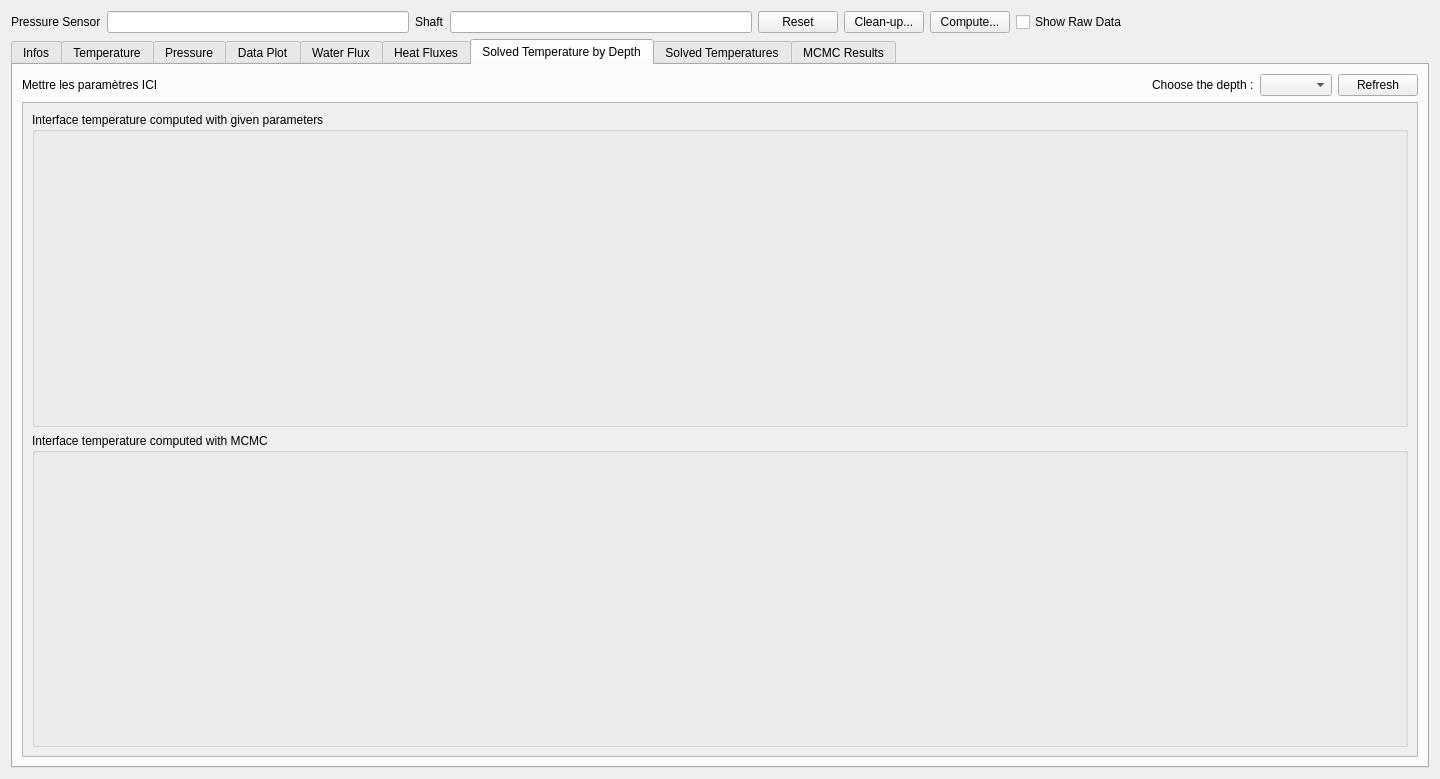
Old version of the form molonaviz/widgetpoint.ui in the repository SandraClodion/projet_molonaviz.
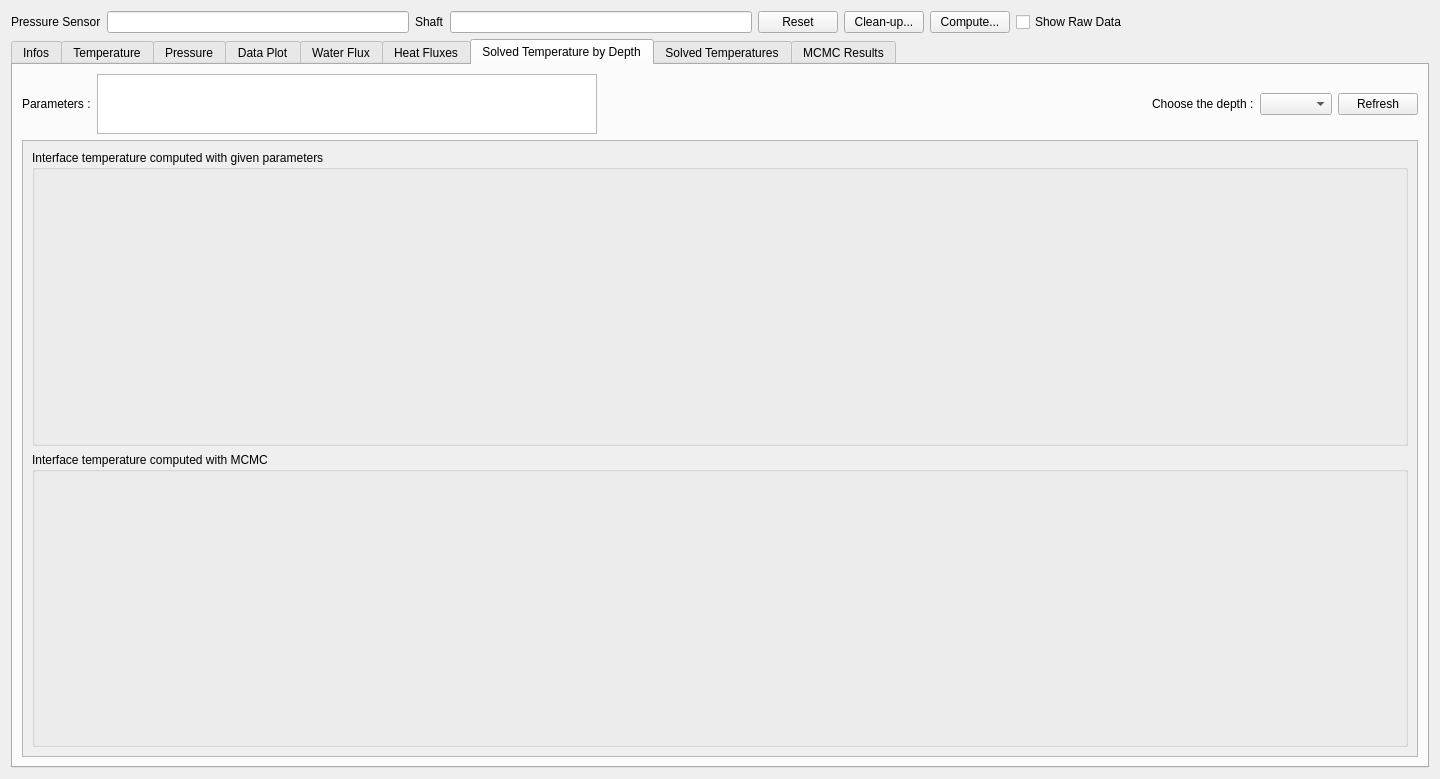
New version of the form. The open tabs and pages were chosen to show the change.

Commit message: affichage parametres direct model

```diff
--- a/molonaviz/widgetpoint.ui
+++ b/molonaviz/widgetpoint.ui
@@ -380,11 +380,47 @@
       </attribute>
       <layout class="QVBoxLayout" name="verticalLayout_14">
        <item>
-        <layout class="QHBoxLayout" name="horizontalLayout_7" stretch="1,0,0,0">
+        <layout class="QHBoxLayout" name="horizontalLayout_7" stretch="0,0,0,1,0,0,0">
+         <item>
+          <widget class="QLabel" name="label_5">
+           <property name="text">
+            <string>Parameters :</string>
+           </property>
+          </widget>
+         </item>
+         <item>
+          <widget class="QTableView" name="tableViewParams">
+           <property name="minimumSize">
+            <size>
+             <width>500</width>
+             <height>0</height>
+            </size>
+           </property>
+           <property name="maximumSize">
+            <size>
+             <width>16777215</width>
+             <height>60</height>
+            </size>
+           </property>
+          </widget>
+         </item>
+         <item>
+          <spacer name="horizontalSpacer_2">
+           <property name="orientation">
+            <enum>Qt::Horizontal</enum>
+           </property>
+           <property name="sizeHint" stdset="0">
+            <size>
+             <width>40</width>
+             <height>20</height>
+            </size>
+           </property>
+          </spacer>
+         </item>
          <item>
           <widget class="QLabel" name="label_6">
            <property name="text">
-            <string>Mettre les paramètres ICI</string>
+            <string/>
            </property>
           </widget>
          </item>
@@ -418,7 +454,7 @@
             <x>0</x>
             <y>0</y>
             <width>1368</width>
-            <height>607</height>
+            <height>318</height>
            </rect>
           </property>
           <layout class="QVBoxLayout" name="verticalLayout_15">
```
Left out of the diff: 2 changed lines with no effect on the pictures. The commit also changes 2 other files.
